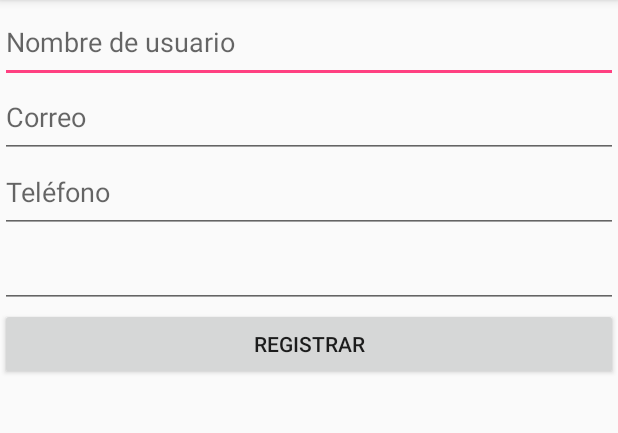
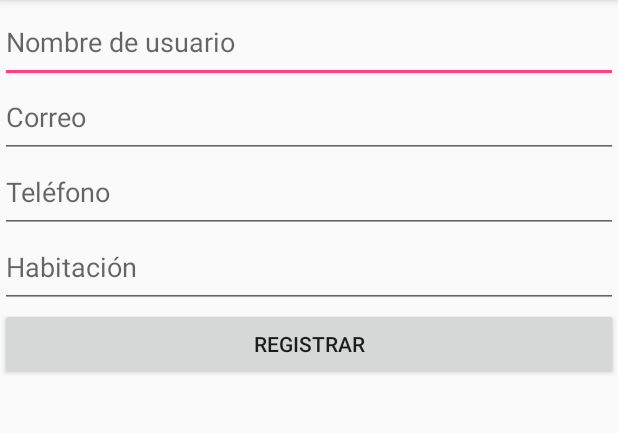
Before and after one commit to Reynald0/Hoteles_Cercanos, an Android app: the Registro screen opened directly, with no data from a screen before it, on a phone screen of 412 x 824 dp, the part 84-517 px from its top. Run offline under Robolectric (Android 15) with nearby library versions, the phone set to English and light mode, and no system bars.

Commit message:
Registro

```diff
--- a/app/src/main/res/layout/activity_registro.xml
+++ b/app/src/main/res/layout/activity_registro.xml
@@ -40,6 +40,7 @@
         android:layout_width="match_parent"
         android:layout_height="wrap_content"
         android:ems="10"
+        android:hint="Habitación"
         android:inputType="number"
         android:paddingBottom="15dp" />
 
```
